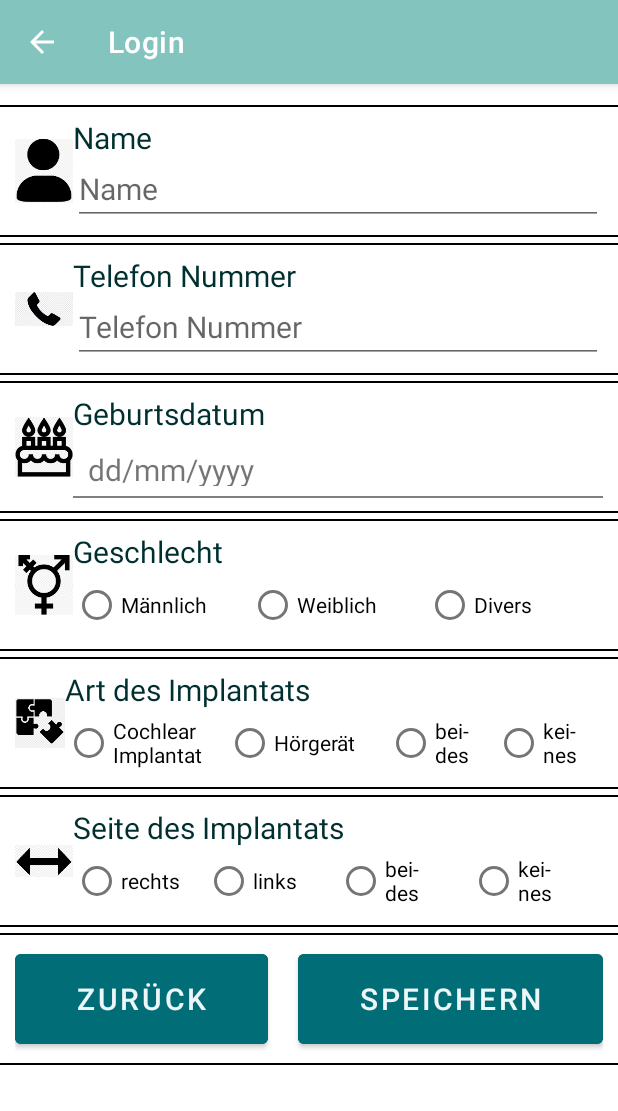
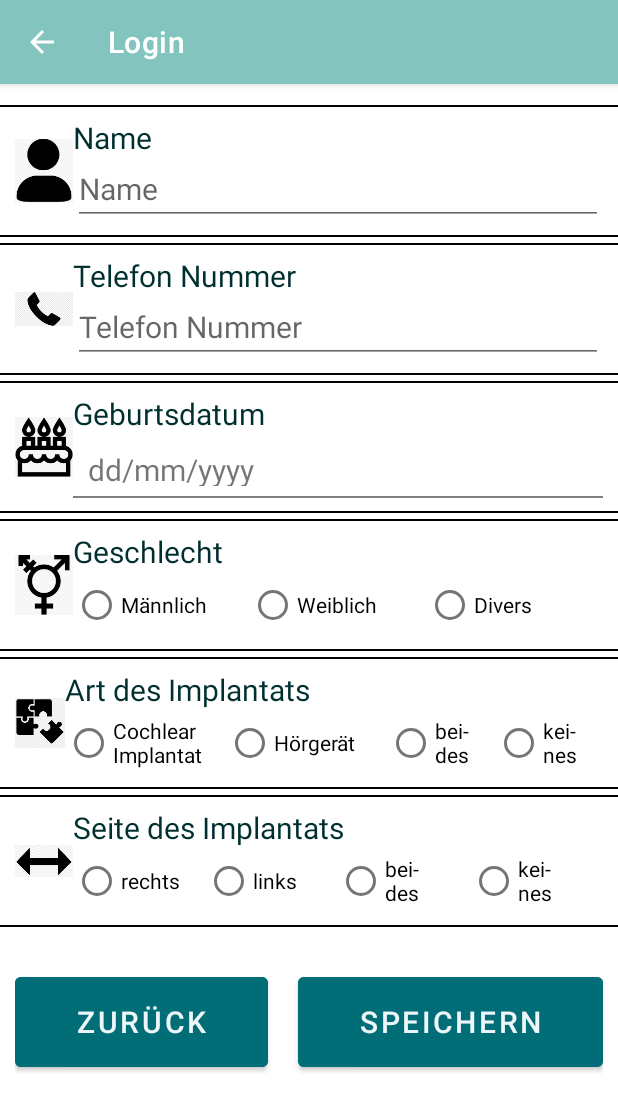
Before and after one commit to SAGI-FAU/CoachLea, an Android app: the ProfileLogin screen opened directly, with no data from a screen before it, on a phone screen of 412 x 824 dp. Shown: the top 1111 px of the screen. Run offline under Robolectric (Android 15) with nearby library versions, the phone set to English and light mode, and no system bars.

Commit message:
change login profile buttons

```diff
--- a/app/src/main/res/layout/profile_login.xml
+++ b/app/src/main/res/layout/profile_login.xml
@@ -334,10 +334,12 @@
             </TableRow>
 
 
-            <TableRow
-                android:background="@drawable/line_top_bot"
+            <LinearLayout
+
                 android:layout_width="match_parent"
-                android:layout_height="match_parent" >
+                android:layout_height="match_parent"
+                android:paddingVertical="25dp"
+                android:paddingHorizontal="10dp">
 
                 <Button
                     android:id="@+id/button_back1"
@@ -357,7 +359,7 @@
                     android:layout_marginLeft="20dp"
                     android:text="@string/save"
                     android:textSize="20sp" />
-            </TableRow>
+            </LinearLayout>
 
         </TableLayout>
     </ScrollView>
```
